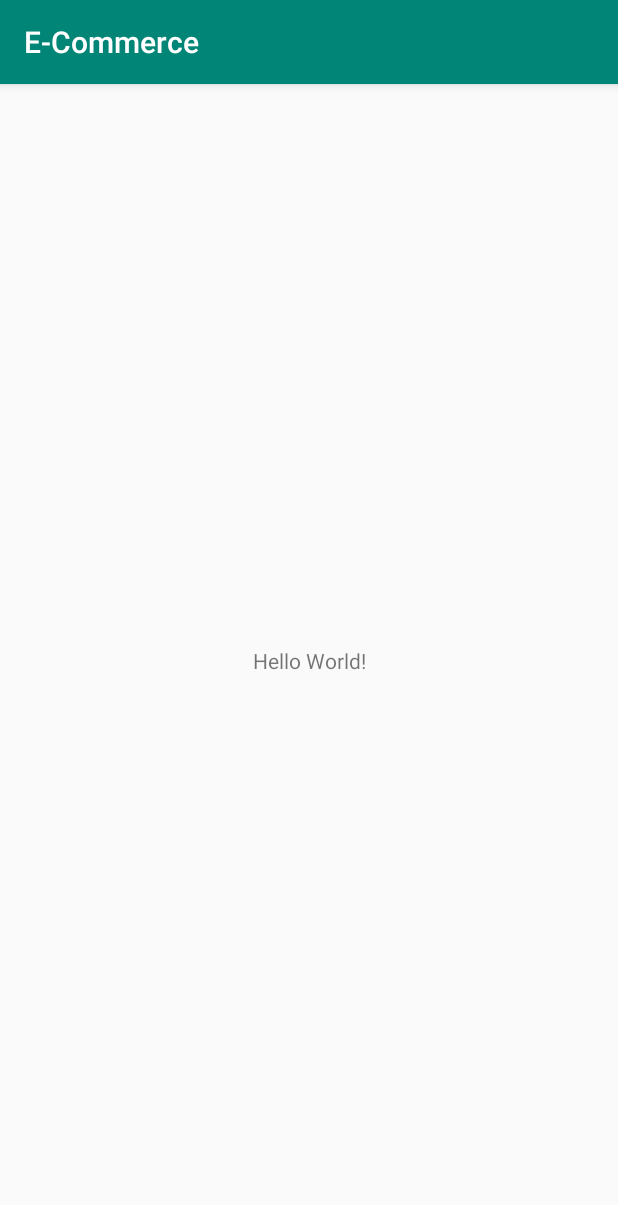
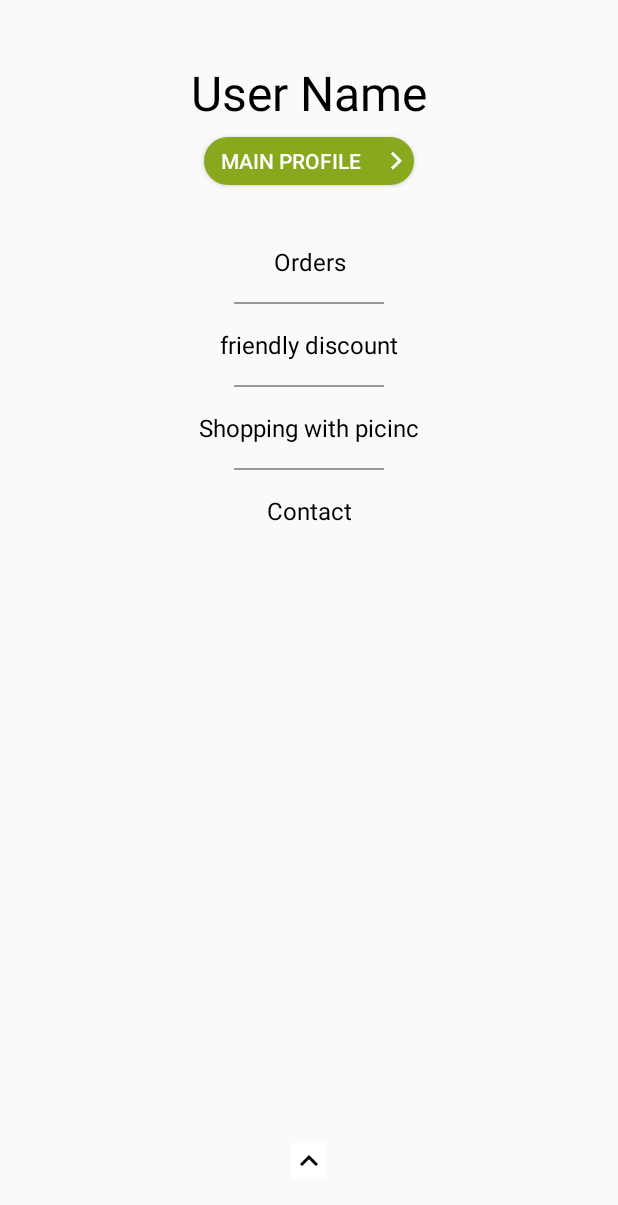
Before and after one commit to muhammad1339/ECommerce, an Android app: the screen it shows after launch (MainActivity), on a phone screen of 412 x 824 dp. Shown: the top 1205 px of the screen. Run offline under Robolectric (Android 15) with nearby library versions, the phone set to English and light mode, and no system bars.

Commit message:
Started-Project

```diff
--- a/app/build.gradle
+++ b/app/build.gradle
@@ -27,6 +27,7 @@ android {
 dependencies {
     implementation fileTree(dir: 'libs', include: ['*.jar'])
     implementation"org.jetbrains.kotlin:kotlin-stdlib-jdk7:$kotlin_version"
+    implementation 'com.android.support:design:28.0.0'
     implementation 'com.android.support:appcompat-v7:28.0.0'
     implementation 'com.android.support.constraint:constraint-layout:1.1.3'
 
--- a/app/src/main/java/com/proprog/e_commerce/MainActivity.kt
+++ b/app/src/main/java/com/proprog/e_commerce/MainActivity.kt
@@ -2,11 +2,21 @@ package com.proprog.e_commerce
 
 import android.support.v7.app.AppCompatActivity
 import android.os.Bundle
+import android.support.v7.app.ActionBarDrawerToggle
+import kotlinx.android.synthetic.main.activity_main.*
+import kotlinx.android.synthetic.main.app_bar_layout.*
 
 class MainActivity : AppCompatActivity() {
 
     override fun onCreate(savedInstanceState: Bundle?) {
         super.onCreate(savedInstanceState)
-        setContentView(R.layout.activity_main)
+        setContentView(R.layout.main_menu_layout)
+//        setSupportActionBar(toolbar_main)
+//        supportActionBar?.title = "E-Commerce"
+//        val toggle = ActionBarDrawerToggle(
+//            this, drawer_layout, toolbar_main, R.string.open, R.string.close
+//        )
+//        drawer_layout.addDrawerListener(toggle)
+//        toggle.syncState()
     }
 }
--- /dev/null
+++ b/app/src/main/res/drawable/btn_back.xml
@@ -0,0 +1,7 @@
+<?xml version="1.0" encoding="utf-8"?>
+<shape
+        xmlns:android="http://schemas.android.com/apk/res/android"
+        android:shape="rectangle">
+    <corners android:radius="40dp"/>
+    <solid android:color="#88a91e"/>
+</shape>
--- /dev/null
+++ b/app/src/main/res/drawable/ic_main_profile.xml
@@ -0,0 +1,5 @@
+<vector android:height="24dp" android:tint="#FFFFFF"
+    android:viewportHeight="24.0" android:viewportWidth="24.0"
+    android:width="24dp" xmlns:android="http://schemas.android.com/apk/res/android">
+    <path android:fillColor="#FF000000" android:pathData="M8.59,16.34l4.58,-4.59 -4.58,-4.59L10,5.75l6,6 -6,6z"/>
+</vector>
--- /dev/null
+++ b/app/src/main/res/drawable/ic_profile_up.xml
@@ -0,0 +1,9 @@
+<vector xmlns:android="http://schemas.android.com/apk/res/android"
+        android:width="24dp"
+        android:height="24dp"
+        android:viewportWidth="24.0"
+        android:viewportHeight="24.0">
+    <path
+        android:fillColor="#FF000000"
+        android:pathData="M7.41,15.41L12,10.83l4.59,4.58L18,14l-6,-6 -6,6z"/>
+</vector>
--- a/app/src/main/res/layout/activity_main.xml
+++ b/app/src/main/res/layout/activity_main.xml
@@ -1,19 +1,29 @@
 <?xml version="1.0" encoding="utf-8"?>
-<android.support.constraint.ConstraintLayout
+<android.support.v4.widget.DrawerLayout
         xmlns:android="http://schemas.android.com/apk/res/android"
         xmlns:tools="http://schemas.android.com/tools"
         xmlns:app="http://schemas.android.com/apk/res-auto"
         android:layout_width="match_parent"
         android:layout_height="match_parent"
-        tools:context=".MainActivity">
+        tools:context=".MainActivity"
+        android:id="@+id/drawer_layout"
+        android:fitsSystemWindows="true">
+    <include layout="@layout/app_bar_layout"
+             android:layout_width="match_parent"
+             android:layout_height="match_parent"/>
+    <FrameLayout
+            android:layout_width="match_parent"
+            android:layout_height="match_parent"
+            android:id="@+id/fragmentHolder">
 
-    <TextView
+    </FrameLayout>
+    <android.support.design.widget.NavigationView
+            android:id="@+id/nav_view"
             android:layout_width="wrap_content"
-            android:layout_height="wrap_content"
-            android:text="Hello World!"
-            app:layout_constraintBottom_toBottomOf="parent"
-            app:layout_constraintLeft_toLeftOf="parent"
-            app:layout_constraintRight_toRightOf="parent"
-            app:layout_constraintTop_toTopOf="parent"/>
+            android:layout_height="match_parent"
+            android:layout_gravity="start"
+            android:fitsSystemWindows="true"
+            android:background="#ff55ff"/>
 
-</android.support.constraint.ConstraintLayout>
+
+</android.support.v4.widget.DrawerLayout>
--- /dev/null
+++ b/app/src/main/res/layout/app_bar_layout.xml
@@ -0,0 +1,25 @@
+<?xml version="1.0" encoding="utf-8"?>
+<android.support.design.widget.CoordinatorLayout
+        xmlns:android="http://schemas.android.com/apk/res/android"
+        xmlns:app="http://schemas.android.com/apk/res-auto"
+        xmlns:tools="http://schemas.android.com/tools"
+        android:layout_width="match_parent"
+        android:layout_height="match_parent"
+        tools:context=".MainActivity">
+
+    <android.support.design.widget.AppBarLayout
+            android:layout_width="match_parent"
+            android:layout_height="wrap_content"
+            android:fitsSystemWindows="true"
+            android:theme="@style/ThemeOverlay.AppCompat.Dark.ActionBar">
+
+        <android.support.v7.widget.Toolbar
+                android:id="@+id/toolbar_main"
+                android:layout_width="match_parent"
+                android:layout_height="?attr/actionBarSize"
+                android:background="?attr/colorPrimary"
+                app:layout_scrollFlags="scroll|enterAlways"
+                app:theme="@style/ThemeOverlay.AppCompat.Light"/>
+
+    </android.support.design.widget.AppBarLayout>
+</android.support.design.widget.CoordinatorLayout>
--- /dev/null
+++ b/app/src/main/res/layout/main_menu_layout.xml
@@ -0,0 +1,97 @@
+<?xml version="1.0" encoding="utf-8"?>
+<LinearLayout xmlns:android="http://schemas.android.com/apk/res/android"
+              xmlns:tools="http://schemas.android.com/tools"
+              android:layout_width="match_parent"
+              android:layout_height="match_parent"
+              android:orientation="vertical"
+              android:gravity="center_horizontal">
+
+
+    <LinearLayout
+            android:layout_width="match_parent"
+            android:layout_height="0dp"
+            android:layout_weight="1"
+            android:orientation="vertical"
+            android:gravity="center_horizontal">
+        <TextView
+                android:layout_marginTop="32dp"
+                android:layout_width="match_parent"
+                android:layout_height="wrap_content"
+                android:text="User Name"
+                android:gravity="center"
+                android:textSize="32sp"
+                android:textColor="#000"
+                android:padding="8dp"/>
+
+        <Button
+                android:layout_width="140dp"
+                android:layout_height="32dp"
+                android:text="Main Profile"
+                android:background="@drawable/btn_back"
+                android:textColor="#fff"
+                android:drawableRight="@drawable/ic_main_profile"/>
+
+        <TextView
+                android:layout_marginTop="32dp"
+                android:layout_width="match_parent"
+                android:layout_height="wrap_content"
+                android:text="Orders"
+                android:gravity="center"
+                android:textSize="16sp"
+                android:textColor="#000"
+                android:padding="8dp"/>
+
+        <View
+                android:layout_margin="8dp"
+                android:layout_width="100dp"
+                android:layout_height="1dp"
+                android:background="#999"/>
+        <TextView
+                android:layout_width="match_parent"
+                android:layout_height="wrap_content"
+                android:text="friendly discount"
+                android:gravity="center"
+                android:textSize="16sp"
+                android:textColor="#000"
+                android:padding="8dp"/>
+        <View
+                android:layout_margin="8dp"
+                android:layout_width="100dp"
+                android:layout_height="1dp"
+                android:background="#999"/>
+        <TextView
+                android:layout_width="match_parent"
+                android:layout_height="wrap_content"
+                android:text="Shopping with picinc"
+                android:gravity="center"
+                android:textSize="16sp"
+                android:textColor="#000"
+                android:padding="8dp"/>
+        <View
+                android:layout_margin="8dp"
+                android:layout_width="100dp"
+                android:layout_height="1dp"
+                android:background="#999"/>
+        <TextView
+                android:layout_width="match_parent"
+                android:layout_height="wrap_content"
+                android:text="Contact"
+                android:gravity="center"
+                android:textSize="16sp"
+                android:textColor="#000"
+                android:padding="8dp"/>
+    </LinearLayout>
+    <FrameLayout
+            android:layout_width="match_parent"
+            android:layout_height="100dp"
+            android:background="@null">
+        <ImageView
+                android:theme="@style/ThemeOverlay.AppCompat.Dark.ActionBar"
+                android:background="#fff"
+                android:layout_width="24dp"
+                android:layout_height="24dp"
+                android:layout_gravity="center"
+                android:src="@drawable/ic_profile_up"/>
+
+    </FrameLayout>
+</LinearLayout>
--- a/app/src/main/res/values/strings.xml
+++ b/app/src/main/res/values/strings.xml
@@ -1,3 +1,5 @@
 <resources>
     <string name="app_name">E-Commerce</string>
+    <string name="open">Open</string>
+    <string name="close">Close</string>
 </resources>
--- a/app/src/main/res/values/styles.xml
+++ b/app/src/main/res/values/styles.xml
@@ -1,7 +1,7 @@
 <resources>
 
     <!-- Base application theme. -->
-    <style name="AppTheme" parent="Theme.AppCompat.Light.DarkActionBar">
+    <style name="AppTheme" parent="Theme.AppCompat.Light.NoActionBar">
         <!-- Customize your theme here. -->
         <item name="colorPrimary">@color/colorPrimary</item>
         <item name="colorPrimaryDark">@color/colorPrimaryDark</item>
```
